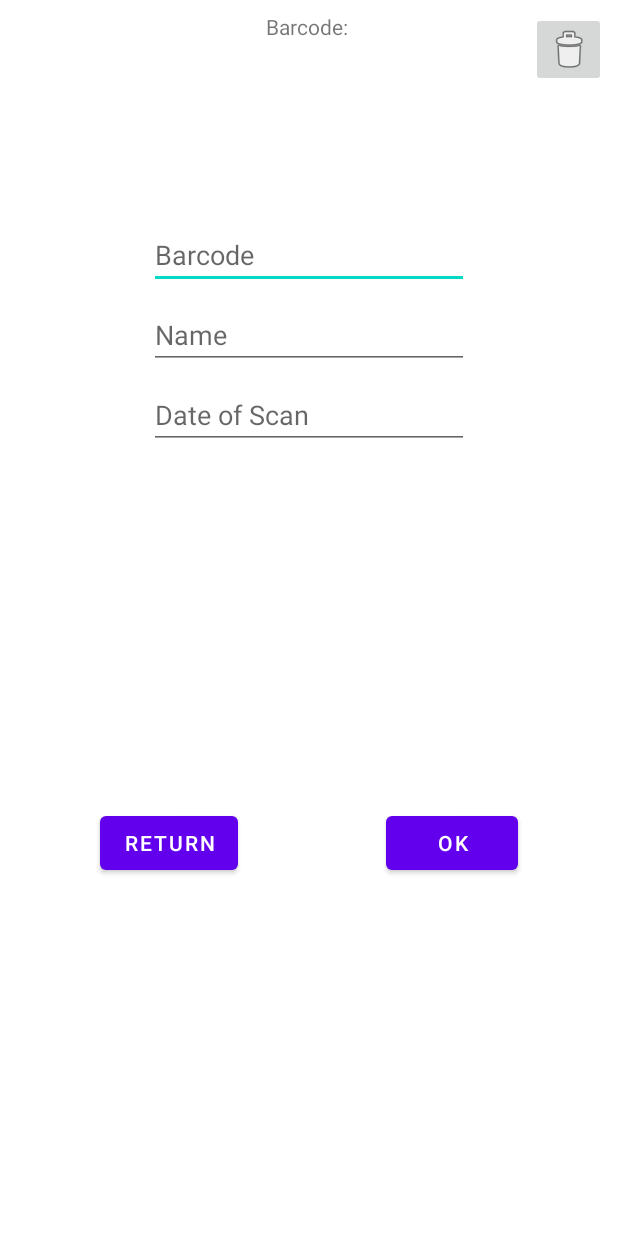
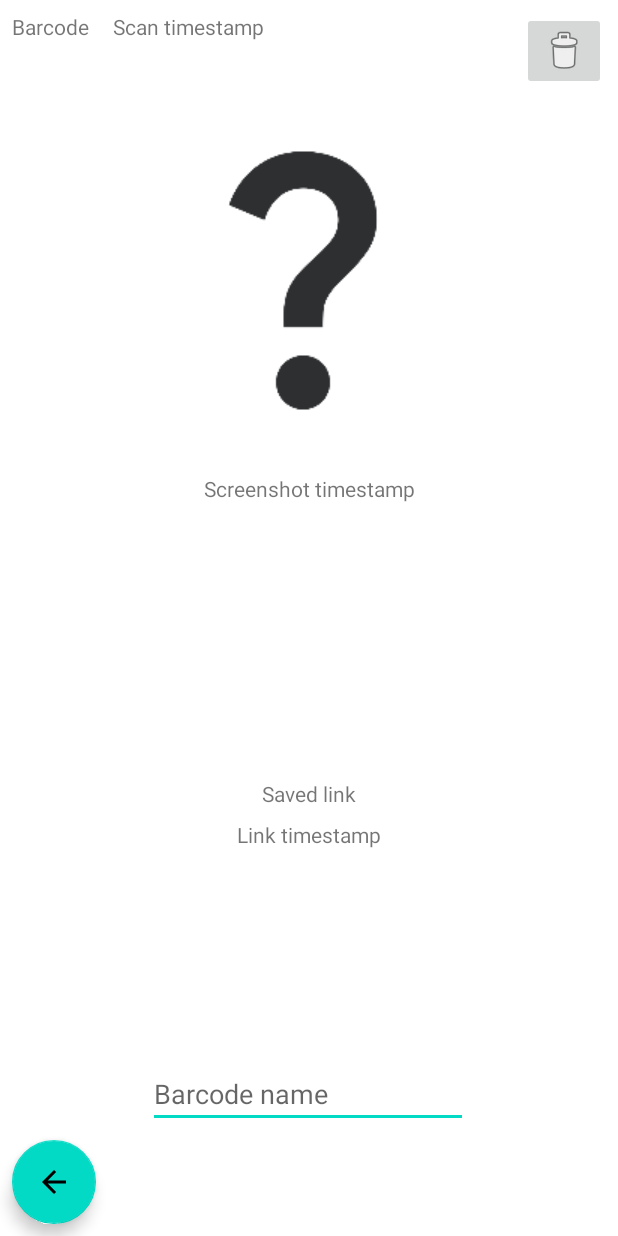
Before and after one commit to GawronAkaPuszka/ScanBarApp, an Android app: the HistoryDetailsActivity screen opened directly, with no data from a screen before it, on a phone screen of 412 x 824 dp. Run offline under Robolectric (Android 15) with nearby library versions, the phone set to English and light mode, and no system bars.

Commit message:
Remade view for data displaying.

```diff
--- a/app/src/main/java/com/example/test4/DetailsActivity.java
+++ b/app/src/main/java/com/example/test4/DetailsActivity.java
@@ -9,7 +9,6 @@ import android.view.View;
 import android.webkit.WebSettings;
 import android.webkit.WebView;
 import android.webkit.WebViewClient;
-import android.widget.Button;
 import android.widget.ImageButton;
 import android.widget.ProgressBar;
 import android.widget.Toast;
@@ -182,7 +181,7 @@ public class DetailsActivity extends AppCompatActivity {
 
         private void insertScreenshotInDb(Bitmap img) {
             byte[] rawScreenshot = getBitmapAsByteArray(img);
-            db.updateBarcode(code, rawScreenshot);
+            db.updateBarcodeImage(code, rawScreenshot);
         }
 
         private static byte[] getBitmapAsByteArray(Bitmap bitmap) {
--- a/app/src/main/java/com/example/test4/HistoryDetailsActivity.java
+++ b/app/src/main/java/com/example/test4/HistoryDetailsActivity.java
@@ -3,22 +3,73 @@ package com.example.test4;
 import androidx.appcompat.app.AppCompatActivity;
 
 import android.os.Bundle;
-import android.view.MenuItem;
+import android.view.View;
+import android.widget.ImageButton;
+import android.widget.ImageView;
+import android.widget.TextView;
+
+import com.example.test4.ui.dashboard.MyDatabaseHelper;
+import com.google.android.material.floatingactionbutton.FloatingActionButton;
 
 public class HistoryDetailsActivity extends AppCompatActivity {
     private String code;
+    private TextView txtBarcode;
+    private TextView txtName;
+    private TextView txtScanTimestamp;
+    private TextView txtScreenshotTimestamp;
+    private TextView txtLink;
+    private TextView txtLinkTimestamp;
+    private ImageView imgScreenshot;
+
+    private ImageButton btDelete;
+    private FloatingActionButton btReturn;
+
+    MyDatabaseHelper db;
 
     @Override
     protected void onCreate(Bundle savedInstanceState) {
 
         super.onCreate(savedInstanceState);
         setContentView(R.layout.activity_history_details);
+        initItems();
+        initListeners();
+    }
+
+    private void initItems() {
         Bundle extras = getIntent().getExtras();
         if (extras != null) {
             code = extras.getString("ID_CODE");
             this.setTitle(code);
-        } else {
+        }
 
-        }
+        db = new MyDatabaseHelper(this);
+
+        txtBarcode = findViewById(R.id.txt_details_barcode);
+        txtName = findViewById(R.id.txt_details_name);
+        txtScanTimestamp = findViewById(R.id.txt_details_scan_timestamp);
+        txtScreenshotTimestamp = findViewById(R.id.txt_details_screenshot_timestamp);
+        txtLink = findViewById(R.id.txt_details_link);
+        txtLinkTimestamp = findViewById(R.id.txt_details_link_timestamp);
+        imgScreenshot = findViewById(R.id.img_screenshot_view);
+
+        btDelete = findViewById(R.id.bt_details_delete);
+        btReturn = findViewById(R.id.bt_details_return);
+    }
+
+    private void initListeners() {
+        btDelete.setOnClickListener(new View.OnClickListener() {
+            @Override
+            public void onClick(View view) {
+                db.deleteBarcode(code);
+                finish();
+            }
+        });
+
+        btReturn.setOnClickListener(new View.OnClickListener() {
+            @Override
+            public void onClick(View view) {
+                finish();
+            }
+        });
     }
 }
--- a/app/src/main/java/com/example/test4/ui/dashboard/MyDatabaseHelper.java
+++ b/app/src/main/java/com/example/test4/ui/dashboard/MyDatabaseHelper.java
@@ -10,7 +10,6 @@ import android.graphics.BitmapFactory;
 import android.widget.Toast;
 
 import androidx.annotation.Nullable;
-import androidx.core.content.ContextCompat;
 
 import com.example.test4.R;
 
@@ -58,11 +57,10 @@ public class MyDatabaseHelper extends SQLiteOpenHelper  {
         SQLiteDatabase db = this.getWritableDatabase();
         ContentValues cv = new ContentValues();
 
-        cv.put(COLUMN_BARCODE_ID, code.toString());
-        cv.put(COLUMN_LAST_SCAN_TIMESTAMP, "sampledate");
+        cv.put(COLUMN_BARCODE_ID, code);
+        cv.put(COLUMN_LAST_SCAN_TIMESTAMP, "00.00");
         cv.put(COLUMN_NAME, "Insert name");
-        //TODO coś nie działa
-        byte[] blankPhoto = getBitmapAsByteArray(BitmapFactory.decodeResource(context.getResources(), R.drawable.google_logo));
+        byte[] blankPhoto = getBitmapAsByteArray(BitmapFactory.decodeResource(context.getResources(), R.drawable.question_mark));
         cv.put(COLUMN_PHOTO, blankPhoto);
         cv.put(COLUMN_PHOTO_TIMESTAMP, "No screenshot given");
         cv.put(COLUMN_LINK, "No link saved");
@@ -71,12 +69,12 @@ public class MyDatabaseHelper extends SQLiteOpenHelper  {
         long result = db.insert(TABLE_NAME, null, cv);
 
         if(result == -1) {
-            Toast.makeText(context, "Insert FAILED", Toast.LENGTH_SHORT).show();
+            Toast.makeText(context, R.string.UpdateFailed, Toast.LENGTH_SHORT).show();
         } else
-            Toast.makeText(context, "Insert SUCCESS", Toast.LENGTH_SHORT).show();
+            Toast.makeText(context, R.string.UpdateSuccess, Toast.LENGTH_SHORT).show();
     }
 
-    public void updateBarcode(String code, String name) {
+    public void updateBarcodeName(String code, String name) {
         SQLiteDatabase db = this.getWritableDatabase();
         ContentValues cv = new ContentValues();
 
@@ -85,12 +83,13 @@ public class MyDatabaseHelper extends SQLiteOpenHelper  {
         long result = db.update(TABLE_NAME, cv, "barcode_id=?", new String[]{code});
 
         if(result == -1) {
-            Toast.makeText(context, "Update FAILED", Toast.LENGTH_SHORT).show();
-        } else
-            Toast.makeText(context, "Update SUCCESS", Toast.LENGTH_SHORT).show();
+            Toast.makeText(context, R.string.UpdateFailed, Toast.LENGTH_SHORT).show();
+        } else {
+            Toast.makeText(context, R.string.UpdateSuccess, Toast.LENGTH_SHORT).show();
+        }
     }
 
-    public void updateBarcode(String code, byte[] rawScreenshot) {
+    public void updateBarcodeImage(String code, byte[] rawScreenshot) {
         SQLiteDatabase db = this.getWritableDatabase();
         ContentValues cv = new ContentValues();
 
@@ -99,12 +98,28 @@ public class MyDatabaseHelper extends SQLiteOpenHelper  {
         long result = db.update(TABLE_NAME, cv, "barcode_id=?", new String[]{code});
 
         if(result == -1) {
-            Toast.makeText(context, "Update FAILED", Toast.LENGTH_SHORT).show();
-        } else
-            Toast.makeText(context, "Update SUCCESS", Toast.LENGTH_SHORT).show();
+            Toast.makeText(context, R.string.UpdateFailed, Toast.LENGTH_SHORT).show();
+        } else {
+            Toast.makeText(context, R.string.UpdateSuccess, Toast.LENGTH_SHORT).show();
+        }
     }
 
-    public void deleteBarcode() {
+    public void updateBarcodeLink(String code, String link) {
+        SQLiteDatabase db = this.getWritableDatabase();
+        ContentValues cv = new ContentValues();
+
+        cv.put(COLUMN_LINK, link);
+
+        long result = db.update(TABLE_NAME, cv, "barcode_id=?", new String[]{code});
+
+        if(result == -1) {
+            Toast.makeText(context, R.string.UpdateFailed, Toast.LENGTH_SHORT).show();
+        } else {
+            Toast.makeText(context, R.string.UpdateSuccess, Toast.LENGTH_SHORT).show();
+        }
+    }
+
+    public void deleteBarcode(String code) {
 
     }
 
--- a/app/src/main/res/layout/activity_details.xml
+++ b/app/src/main/res/layout/activity_details.xml
@@ -26,7 +26,7 @@
       android:layout_height="wrap_content"
       android:layout_marginEnd="16dp"
       android:clickable="true"
-      android:contentDescription="@string/screenshoot"
+      android:contentDescription="@string/screenshot"
       app:layout_constraintBottom_toBottomOf="@+id/bt_float_saveSite"
       app:layout_constraintEnd_toStartOf="@+id/bt_float_saveSite"
       app:srcCompat="@drawable/ic_baseline_screenshot_24" />
--- a/app/src/main/res/layout/activity_history_details.xml
+++ b/app/src/main/res/layout/activity_history_details.xml
@@ -6,82 +6,99 @@
     android:layout_height="match_parent"
     tools:context=".HistoryDetailsActivity">
 
-    <TextView
-        android:id="@+id/txt_title"
+    <ImageButton
+        android:id="@+id/bt_details_delete"
         android:layout_width="wrap_content"
         android:layout_height="wrap_content"
+        android:layout_marginEnd="8dp"
+        android:contentDescription="@string/delete"
+        app:layout_constraintEnd_toEndOf="parent"
+        app:layout_constraintTop_toTopOf="@+id/txt_details_barcode"
+        app:srcCompat="@android:drawable/ic_menu_delete" />
+
+    <TextView
+        android:id="@+id/txt_details_barcode"
+        android:layout_width="wrap_content"
+        android:layout_height="wrap_content"
+        android:layout_marginStart="8dp"
         android:layout_marginTop="8dp"
         android:text="@string/barcode"
-        app:layout_constraintEnd_toEndOf="parent"
         app:layout_constraintStart_toStartOf="parent"
         app:layout_constraintTop_toTopOf="parent" />
 
     <EditText
-        android:id="@+id/txt_barcode"
+        android:id="@+id/txt_details_name"
         android:layout_width="wrap_content"
         android:layout_height="wrap_content"
-        android:layout_marginTop="120dp"
-        android:editable="false"
+        android:layout_marginBottom="8dp"
         android:ems="10"
+        android:hint="@string/barcode_name"
         android:inputType="textPersonName"
-        android:hint="Barcode"
+        app:layout_constraintBottom_toTopOf="@+id/bt_details_return"
+        app:layout_constraintEnd_toEndOf="parent"
+        app:layout_constraintHorizontal_bias="0.497"
+        app:layout_constraintStart_toStartOf="parent" />
+
+    <TextView
+        android:id="@+id/txt_details_scan_timestamp"
+        android:layout_width="wrap_content"
+        android:layout_height="wrap_content"
+        android:layout_marginStart="16dp"
+        android:text="Scan timestamp"
+        app:layout_constraintStart_toEndOf="@+id/txt_details_barcode"
+        app:layout_constraintTop_toTopOf="@+id/txt_details_barcode" />
+
+    <ImageView
+        android:id="@+id/img_screenshot_view"
+        android:layout_width="match_parent"
+        android:layout_height="wrap_content"
+        android:layout_marginTop="8dp"
         app:layout_constraintEnd_toEndOf="parent"
         app:layout_constraintStart_toStartOf="parent"
-        app:layout_constraintTop_toBottomOf="@+id/txt_title" />
+        app:layout_constraintTop_toBottomOf="@+id/bt_details_delete"
+        app:srcCompat="@drawable/question_mark" />
 
-    <EditText
-        android:id="@+id/txt_name"
+    <TextView
+        android:id="@+id/txt_details_screenshot_timestamp"
         android:layout_width="wrap_content"
         android:layout_height="wrap_content"
         android:layout_marginTop="8dp"
-        android:ems="10"
-        android:inputType="textPersonName"
-        android:hint="Name"
+        android:text="Screenshot timestamp"
         app:layout_constraintEnd_toEndOf="parent"
         app:layout_constraintStart_toStartOf="parent"
-        app:layout_constraintTop_toBottomOf="@+id/txt_barcode" />
+        app:layout_constraintTop_toBottomOf="@+id/img_screenshot_view" />
 
-    <EditText
-        android:id="@+id/txt_scan_date"
+    <TextView
+        android:id="@+id/txt_details_link"
+        android:layout_width="wrap_content"
+        android:layout_height="wrap_content"
+        android:layout_marginTop="16dp"
+        android:text="Saved link"
+        app:layout_constraintBottom_toTopOf="@+id/txt_details_name"
+        app:layout_constraintEnd_toEndOf="parent"
+        app:layout_constraintStart_toStartOf="parent"
+        app:layout_constraintTop_toBottomOf="@+id/txt_details_screenshot_timestamp" />
+
+    <TextView
+        android:id="@+id/txt_details_link_timestamp"
         android:layout_width="wrap_content"
         android:layout_height="wrap_content"
         android:layout_marginTop="8dp"
-        android:editable="false"
-        android:ems="10"
-        android:inputType="textPersonName"
-        android:hint="Date of Scan"
+        android:text="Link timestamp"
         app:layout_constraintEnd_toEndOf="parent"
         app:layout_constraintStart_toStartOf="parent"
-        app:layout_constraintTop_toBottomOf="@+id/txt_name" />
+        app:layout_constraintTop_toBottomOf="@+id/txt_details_link" />
 
-    <Button
-        android:id="@+id/bt_return"
+    <com.google.android.material.floatingactionbutton.FloatingActionButton
+        android:id="@+id/bt_details_return"
         android:layout_width="wrap_content"
         android:layout_height="wrap_content"
-        android:text="Return"
+        android:layout_marginStart="8dp"
+        android:layout_marginBottom="8dp"
+        android:clickable="true"
+        android:contentDescription="@string/return_text"
         app:layout_constraintBottom_toBottomOf="parent"
-        app:layout_constraintEnd_toStartOf="@+id/bt_edit"
         app:layout_constraintStart_toStartOf="parent"
-        app:layout_constraintTop_toBottomOf="@+id/txt_scan_date" />
-
-    <Button
-        android:id="@+id/bt_edit"
-        android:layout_width="wrap_content"
-        android:layout_height="wrap_content"
-        android:layout_marginStart="32dp"
-        android:text="ok"
-        app:layout_constraintEnd_toEndOf="parent"
-        app:layout_constraintStart_toEndOf="@+id/bt_return"
-        app:layout_constraintTop_toTopOf="@+id/bt_return" />
-
-    <ImageButton
-        android:id="@+id/imageButton"
-        android:layout_width="50dp"
-        android:layout_height="50dp"
-        android:layout_marginTop="8dp"
-        android:layout_marginEnd="8dp"
-        app:layout_constraintEnd_toEndOf="parent"
-        app:layout_constraintTop_toTopOf="parent"
-        app:srcCompat="@android:drawable/ic_menu_delete" />
+        app:srcCompat="@drawable/ic_goback" />
 
 </androidx.constraintlayout.widget.ConstraintLayout>
--- a/app/src/main/res/values/strings.xml
+++ b/app/src/main/res/values/strings.xml
@@ -9,7 +9,7 @@
     <string name="turn_on_flashlight">Turn on Flashlight</string>
     <string name="turn_off_flashlight">Turn off Flashlight</string>
     <string name="txt_input">Type in barcode or product name</string>
-    <string name="torchbutton">TorchButton</string>
+    <string name="torch_button">TorchButton</string>
     <string name="shop_1">carrefour</string>
     <string name="shop_2">obi</string>
     <string name="google">google</string>
@@ -23,10 +23,13 @@
 
     <string name="hello_first_fragment">Hello first fragment</string>
     <string name="hello_second_fragment">Hello second fragment. Arg: %1$s</string>
-    <string name="barcode">"Barcode: "</string>
+    <string name="barcode">Barcode</string>
     <string name="delete">delete</string>
     <string name="return_text">Return</string>
     <string name="edit">Edit</string>
-    <string name="saveSite">Save </string>
-    <string name="screenshoot">Screenshoot</string>
+    <string name="saveSite">Save</string>
+    <string name="screenshot">Screenshot</string>
+    <string name="UpdateFailed">Update FAILED</string>
+    <string name="UpdateSuccess">Update SUCCESS</string>
+    <string name="barcode_name">Barcode name</string>
 </resources>
```
Also changed, not shown: app/src/main/res/drawable/question_mark.png (added).
